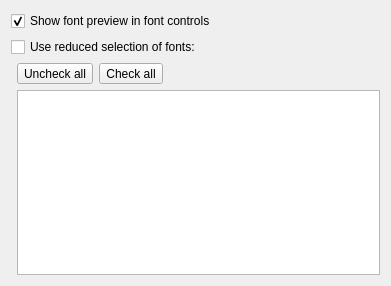
The window that scripts/Edit/AppPreferences/TextPreferences/PreferencesPage.ui (qcad/qcad) describes before a commit, drawn with Qt 5.
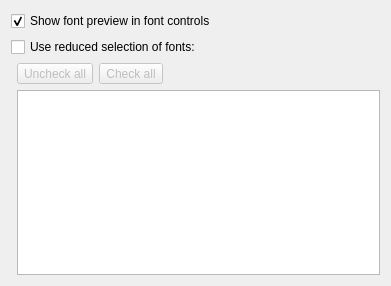
The same window after the commit.

Commit message: fix FS#2175 - Edit > Application Preferences > Draw > Text: Uncheck all/ Check all buttons not disabled

The edit to the form file:
```diff
--- a/scripts/Edit/AppPreferences/TextPreferences/PreferencesPage.ui
+++ b/scripts/Edit/AppPreferences/TextPreferences/PreferencesPage.ui
@@ -37,6 +37,9 @@
       <layout class="QHBoxLayout" name="horizontalLayout_2">
        <item>
         <widget class="QToolButton" name="UncheckAll">
+         <property name="enabled">
+          <bool>false</bool>
+         </property>
          <property name="text">
           <string>Uncheck all</string>
          </property>
@@ -44,6 +47,9 @@
        </item>
        <item>
         <widget class="QToolButton" name="CheckAll">
+         <property name="enabled">
+          <bool>false</bool>
+         </property>
          <property name="text">
           <string>Check all</string>
          </property>
```
